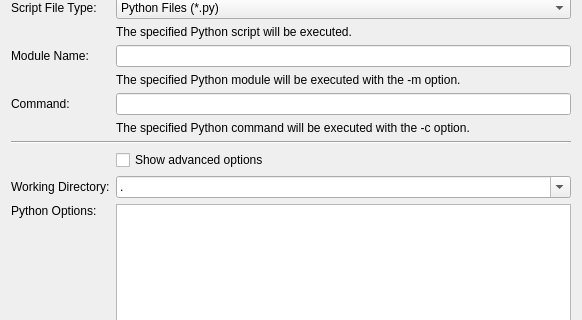
Above: src/brickv/plugin_system/plugins/red/ui/program_page_python.ui from Tinkerforge/brickv before the change; both pictures show x 0 to 582 and y 98 to 418 of the 582 by 689 pixel window. Below: the same form after it.
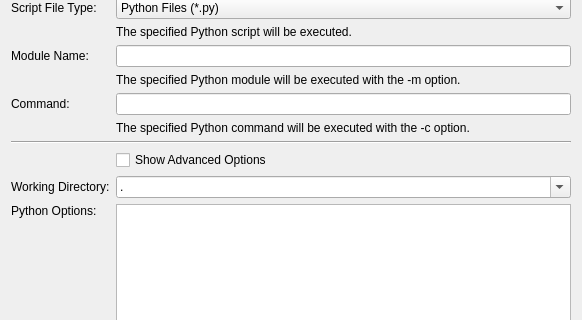
That is the form after the change. Custom widgets are drawn as their Qt base class.

Diff of the .ui file:
```diff
--- a/src/brickv/plugin_system/plugins/red/ui/program_page_python.ui
+++ b/src/brickv/plugin_system/plugins/red/ui/program_page_python.ui
@@ -152,7 +152,7 @@
      <item row="10" column="1" colspan="4">
       <widget class="QCheckBox" name="check_show_advanced_options">
        <property name="text">
-        <string>Show advanced options</string>
+        <string>Show Advanced Options</string>
        </property>
       </widget>
      </item>
```
